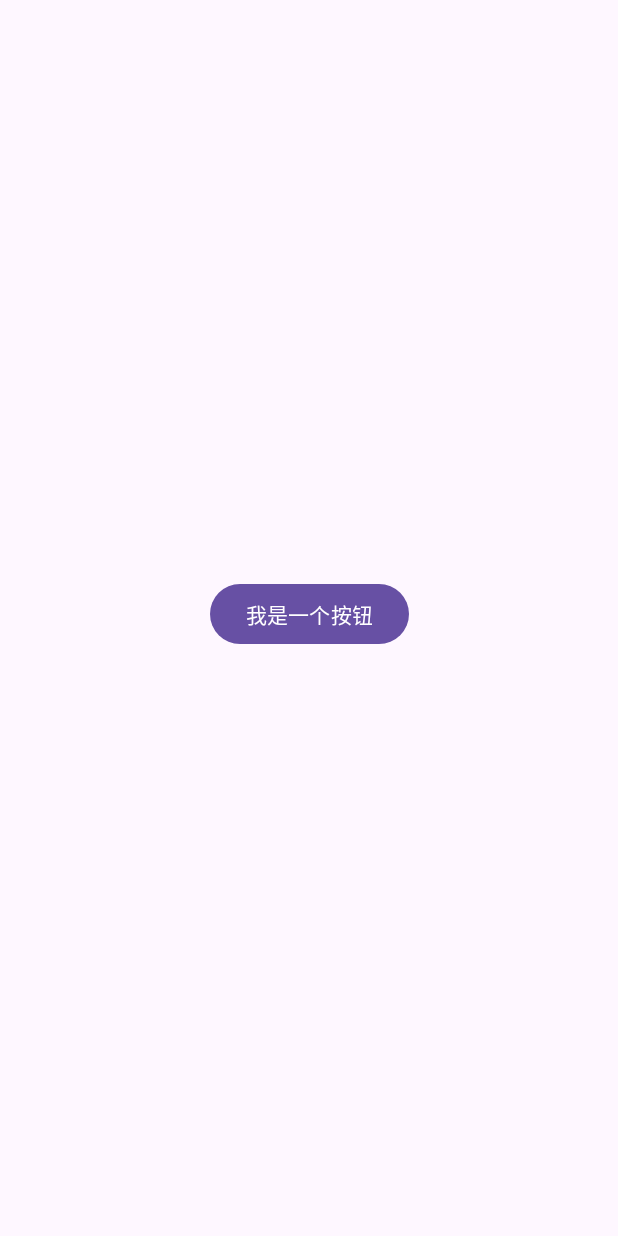
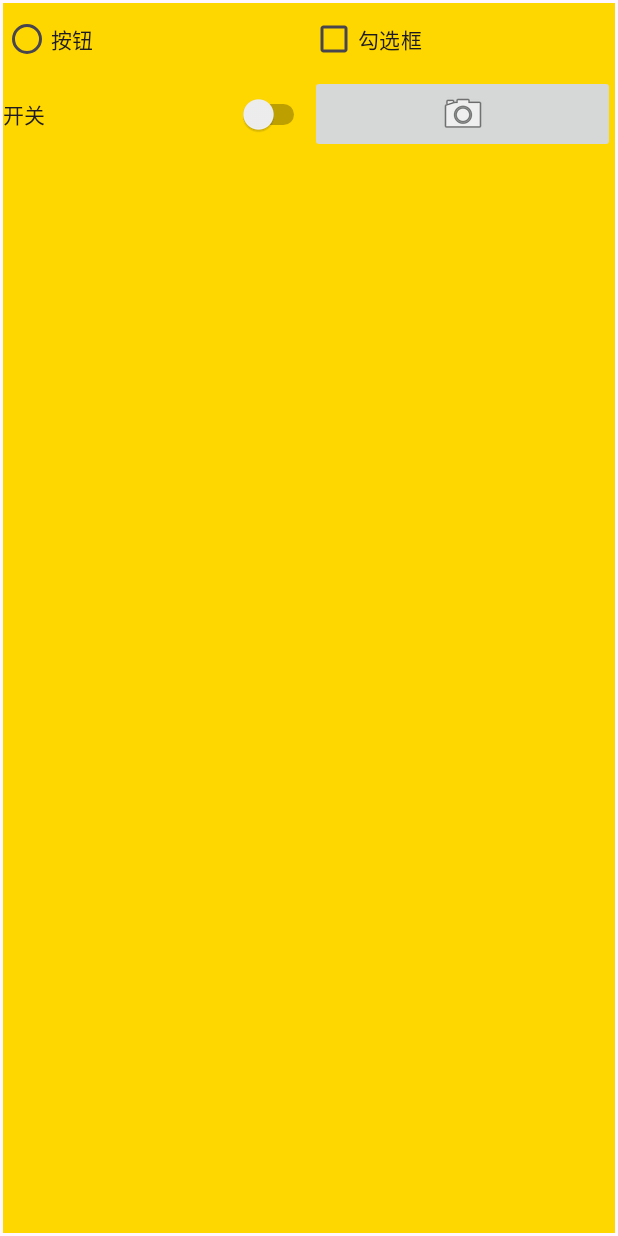
Before and after one commit to burgerman/MyAndroidApplication, an Android app: the screen it shows after launch (MainActivity before the commit, ListItemsActivity after it), on a phone screen of 412 x 824 dp. Run offline under Robolectric (Android 15) with nearby library versions, the phone set to English and light mode, and no system bars.

Commit message:
Android Assignment 2

```diff
--- /dev/null
+++ b/app/src/main/java/com/example/myapplication/ListItemsActivity.java
@@ -0,0 +1,15 @@
+package com.example.myapplication;
+
+import android.os.Bundle;
+
+import androidx.appcompat.app.AppCompatActivity;
+
+public class ListItemsActivity extends AppCompatActivity {
+
+    @Override
+    protected void onCreate(Bundle savedInstanceState) {
+        super.onCreate(savedInstanceState);
+        setContentView(R.layout.activity_list_items);
+        setTitle("List Items Activity");
+    }
+}
--- /dev/null
+++ b/app/src/main/res/layout/activity_list_items.xml
@@ -0,0 +1,43 @@
+<?xml version="1.0" encoding="utf-8"?>
+<GridLayout xmlns:android="http://schemas.android.com/apk/res/android"
+    xmlns:tools="http://schemas.android.com/tools"
+    android:layout_width="match_parent"
+    android:layout_height="match_parent"
+    android:layout_margin="2dp"
+    android:background="@color/gold"
+    android:columnCount="2"
+    android:rowCount="4"
+    tools:context=".ListItemsActivity">
+
+    <RadioButton
+        android:id="@+id/radioButton"
+        android:layout_row="0"
+        android:layout_column="0"
+        android:layout_columnWeight="1"
+        android:layout_gravity="fill"
+        android:text="@string/radiobutton" />
+
+    <CheckBox
+        android:id="@+id/checkBox"
+        android:layout_row="0"
+        android:layout_column="1"
+        android:layout_columnWeight="1"
+        android:layout_gravity="fill"
+        android:text="@string/checkbox" />
+
+    <Switch
+        android:id="@+id/switch1"
+        android:layout_row="1"
+        android:layout_column="0"
+        android:layout_columnWeight="1"
+        android:layout_gravity="fill"
+        android:text="@string/switch1" />
+
+    <ImageButton
+        android:id="@+id/imageButton"
+        android:layout_row="1"
+        android:layout_column="1"
+        android:layout_columnWeight="1"
+        android:layout_gravity="fill"
+        android:src="@android:drawable/ic_menu_camera" />
+</GridLayout>
--- a/app/src/main/res/values/colors.xml
+++ b/app/src/main/res/values/colors.xml
@@ -2,4 +2,6 @@
 <resources>
     <color name="black">#FF000000</color>
     <color name="white">#FFFFFFFF</color>
+    <color name="gold">#FFD700</color>
+    <color name="lightBlue">#c2b4a0</color>
 </resources>
--- a/app/src/main/res/values/strings.xml
+++ b/app/src/main/res/values/strings.xml
@@ -1,5 +1,11 @@
 <resources>
-    <string name="app_name">Assignment 1</string>
+    <string name="app_name">Assignment 2</string>
     <string name="hello_message">你好!</string>
     <string name="ButtonText">我是一个按钮</string>
+    <string name="login">登录</string>
+    <string name="password">密码</string>
+    <string name="login_hint">登录名</string>
+    <string name="radiobutton">按钮</string>
+    <string name="checkbox">勾选框</string>
+    <string name="switch1">开关</string>
 </resources>
```
Also changed, not shown: app/src/main/AndroidManifest.xml (+12 -5 lines), app/src/main/java/com/example/myapplication/LoginActivity.java (added, +22 -0 lines), app/src/main/res/layout/activity_login.xml (added, +38 -0 lines), 1 other file.
